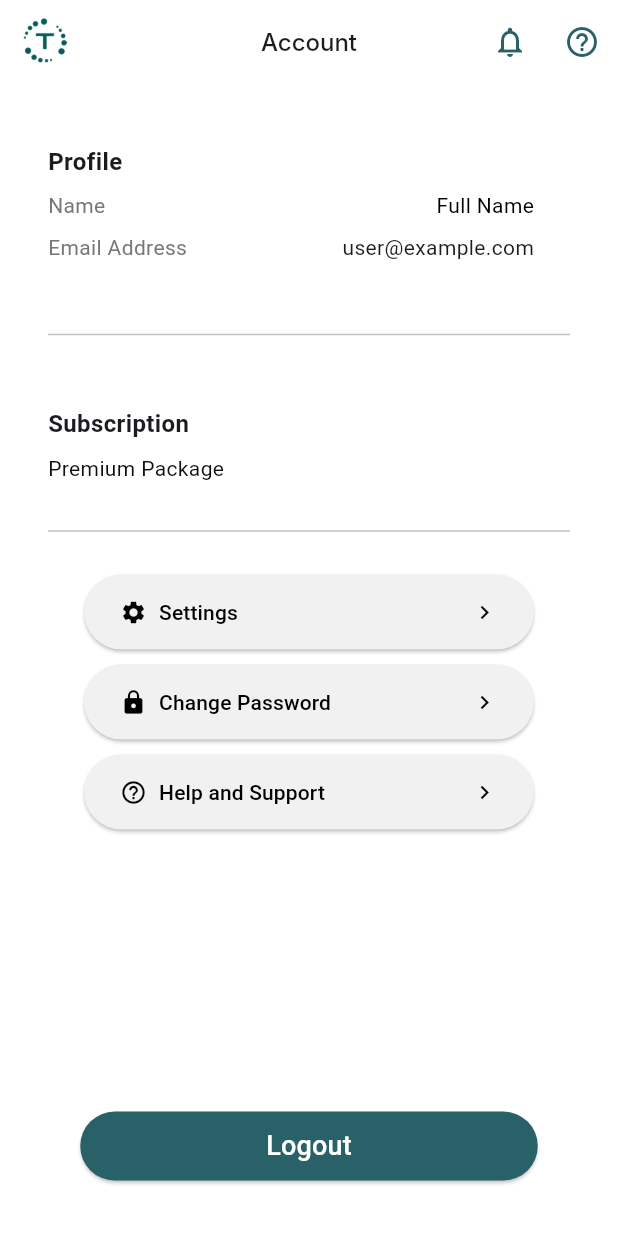
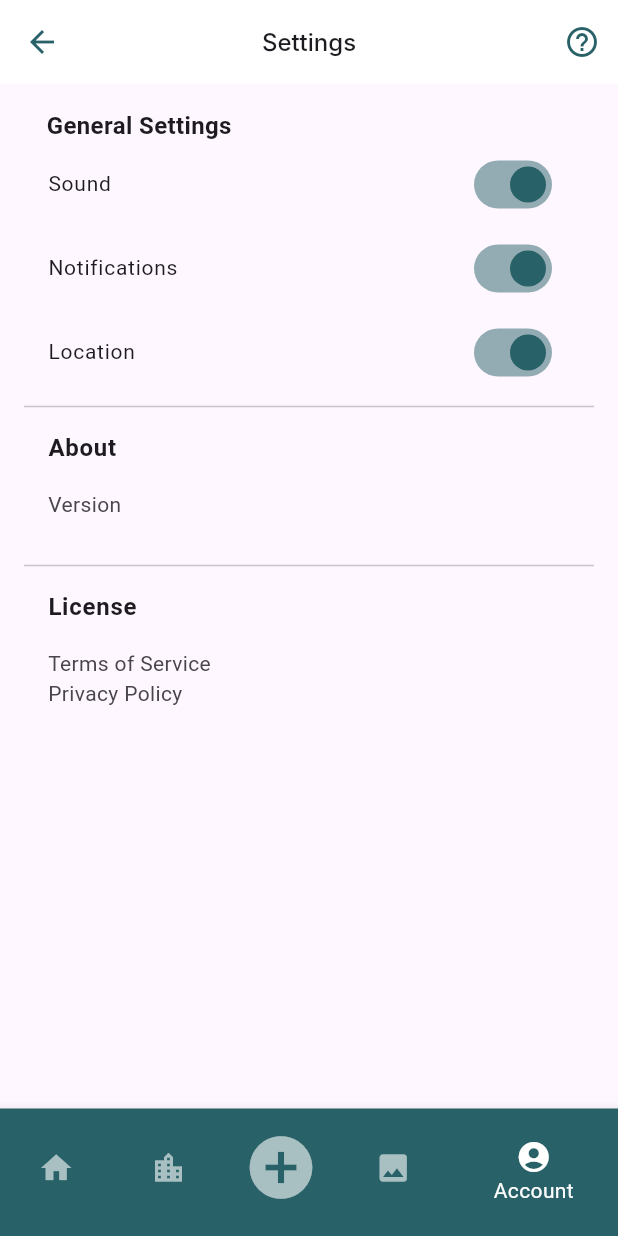
Before and after one commit to TaurgoUAT/taurgo-developement, a Flutter app: the AccountPage screen opened directly, after a tap on "Settings", on a phone screen of 412 x 824 dp. Run offline on Flutter 3.47's test engine with Material 3 defaults, Android fonts, the phone set to English and light mode, and no system bars; Roboto replaces fonts that are missing (Inter).

Commit message:
account settings page UI

```diff
--- a/taurgo_developement/lib/pages/navpages/accountPageComponents/setting_button.dart
+++ b/taurgo_developement/lib/pages/navpages/accountPageComponents/setting_button.dart
@@ -1,17 +1,22 @@
 import 'package:flutter/material.dart';
 import 'package:taurgo_developement/costants/AppColors.dart';
+import 'package:taurgo_developement/pages/navpages/settings_page.dart';
 
 class SettingsButton extends StatelessWidget {
   @override
   Widget build(BuildContext context) {
     return Padding(
       padding: const EdgeInsets.symmetric(vertical: 5.0),
-
       child: Container(
         height: 50,
         width: 300,
         child: ElevatedButton(
-          onPressed: () {},
+          onPressed: () {
+            Navigator.push(
+              context,
+              MaterialPageRoute(builder: (context) => SettingsPage()),
+            );
+          },
           style: ElevatedButton.styleFrom(
             backgroundColor: kSecondaryButtonColor,
             foregroundColor: kSecondaryButtonTextColor,
--- /dev/null
+++ b/taurgo_developement/lib/pages/navpages/settings_page.dart
@@ -0,0 +1,134 @@
+import 'package:flutter/material.dart';
+import 'package:taurgo_developement/costants/AppColors.dart';
+import 'package:taurgo_developement/pages/navpages/accountPageComponents/bottom_nav_bar.dart';
+
+class SettingsPage extends StatefulWidget {
+  const SettingsPage({super.key});
+
+  @override
+  _SettingsPageState createState() => _SettingsPageState();
+}
+
+class _SettingsPageState extends State<SettingsPage> {
+  bool soundEnabled = true;
+  bool notificationsEnabled = true;
+  bool locationEnabled = true;
+
+  @override
+  Widget build(BuildContext context) {
+    return Scaffold(
+      appBar: AppBar(
+        title: Text(
+          'Settings',
+          style: TextStyle(
+            fontSize: 16,
+            fontWeight: FontWeight.w500,
+            fontFamily: "Inter",
+          ),
+        ),
+        centerTitle: true,
+        backgroundColor: bWhite,
+        leading: IconButton(
+          icon: Icon(Icons.arrow_back, color: kPrimaryColor),
+          onPressed: () {
+            Navigator.of(context).pop();
+          },
+        ),
+        actions: [
+          IconButton(
+            icon: Icon(
+              Icons.help_outline,
+              color: kPrimaryColor,
+            ),
+            onPressed: () {},
+          ),
+        ],
+      ),
+      body: Padding(
+        padding: const EdgeInsets.all(16.0),
+        child: Column(
+          crossAxisAlignment: CrossAxisAlignment.start,
+          children: [
+            Padding(
+              padding: EdgeInsets.only(left: 15.0),
+              child: Text('General Settings',
+                  style: TextStyle(
+                    fontSize: 16,
+                    fontWeight: FontWeight.bold,
+                  )),
+            ),
+            SwitchListTile(
+              title: Text('Sound', style: TextStyle(fontSize: 14)),
+              value: soundEnabled,
+              onChanged: (bool value) {
+                setState(() {
+                  soundEnabled = value;
+                });
+              },
+              activeColor: kPrimaryColor,
+              inactiveThumbColor: Colors.grey,
+              inactiveTrackColor: Colors.grey[300],
+            ),
+            SwitchListTile(
+              title: Text('Notifications', style: TextStyle(fontSize: 14)),
+              value: notificationsEnabled,
+              onChanged: (bool value) {
+                setState(() {
+                  notificationsEnabled = value;
+                });
+              },
+              activeColor: kPrimaryColor,
+              inactiveThumbColor: Colors.grey,
+              inactiveTrackColor: Colors.grey[300],
+            ),
+            SwitchListTile(
+              title: Text('Location', style: TextStyle(fontSize: 14)),
+              value: locationEnabled,
+              onChanged: (bool value) {
+                setState(() {
+                  locationEnabled = value;
+                });
+              },
+              activeColor: kPrimaryColor,
+              inactiveThumbColor: Colors.grey,
+              inactiveTrackColor: Colors.grey[300],
+            ),
+            Divider(),
+            ListTile(
+              title: Text('About',
+                  style: TextStyle(fontSize: 16, fontWeight: FontWeight.bold)),
+              subtitle: Padding(
+                padding: const EdgeInsets.only(top: 15.0, bottom: 15.0),
+                child: Column(
+                  crossAxisAlignment: CrossAxisAlignment.start,
+                  children: [
+                    Text('Version', style: TextStyle(fontSize: 14)),
+                  ],
+                ),
+              ),
+              onTap: () {},
+            ),
+            Divider(),
+            ListTile(
+              title: Text('License',
+                  style: TextStyle(fontSize: 16, fontWeight: FontWeight.bold)),
+              subtitle: Padding(
+                padding: const EdgeInsets.only(top: 15.0),
+                child: Column(
+                  crossAxisAlignment: CrossAxisAlignment.start,
+                  children: [
+                    Text('Terms of Service', style: TextStyle(fontSize: 14)),
+                    Text('Privacy Policy', style: TextStyle(fontSize: 14)),
+                  ],
+                ),
+              ),
+              onTap: () {},
+            ),
+          ],
+        ),
+      ),
+      bottomNavigationBar:
+          BottomNavBar(), // Assuming you have a BottomNavBar widget
+    );
+  }
+}
```
